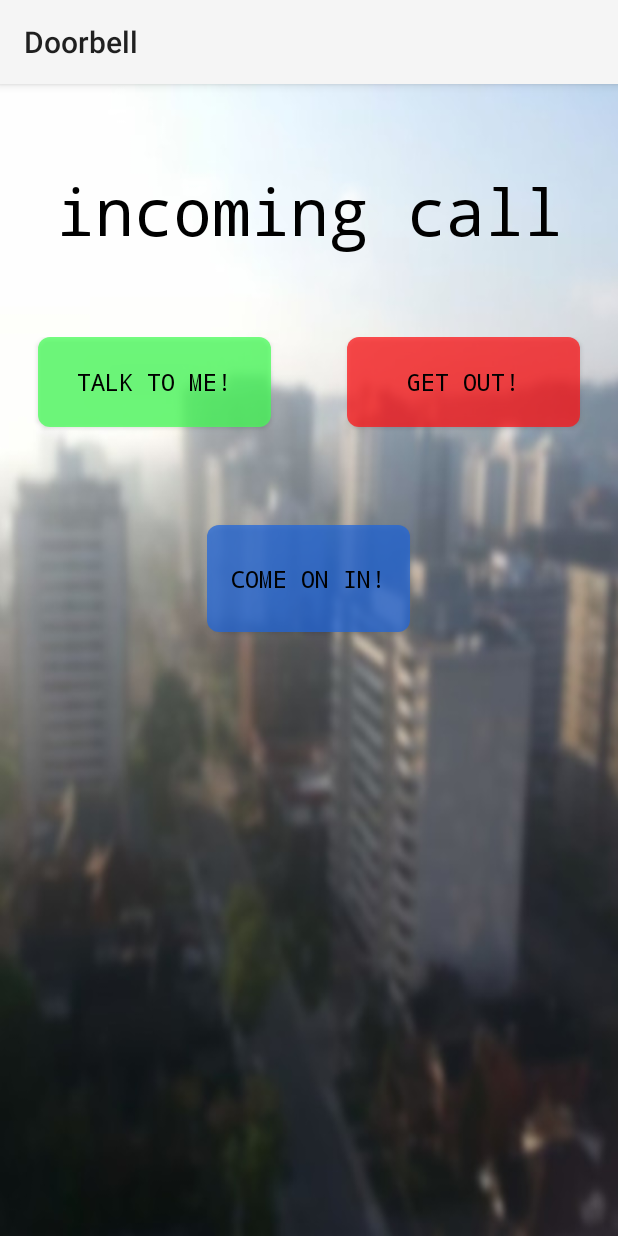
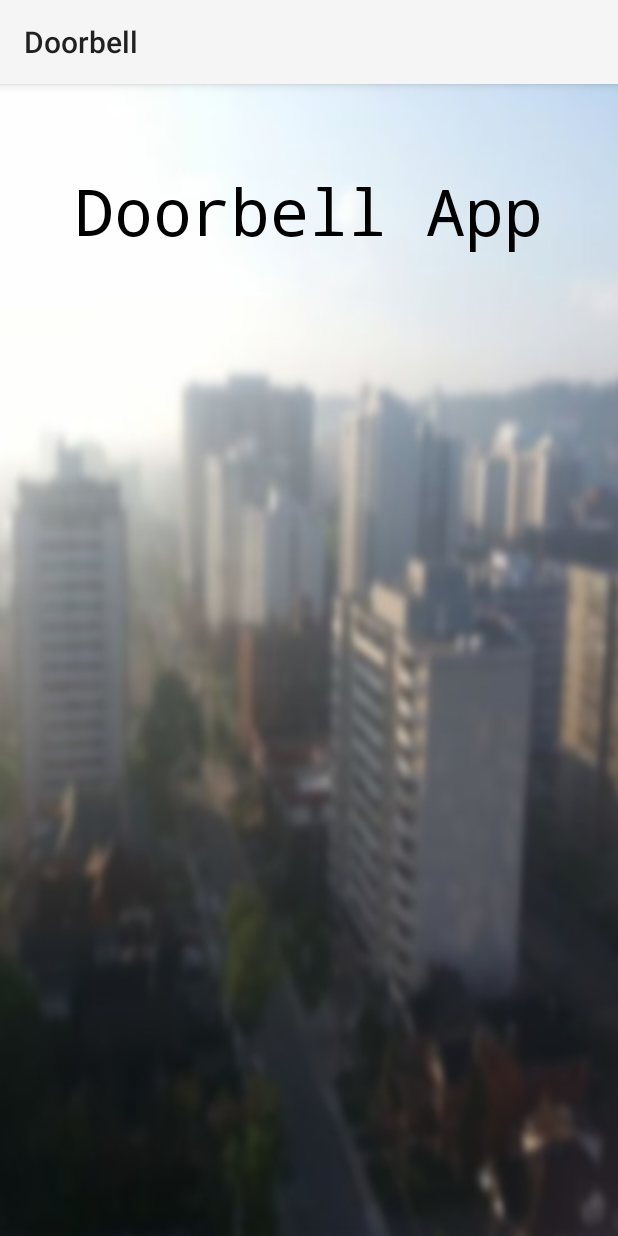
Before and after one commit to natalieperna/buzzr, an Android app: the screen it shows after launch (MainActivity), on a phone screen of 412 x 824 dp. Run offline under Robolectric (Android 15) with nearby library versions, the phone set to English and light mode, and no system bars.

Commit message:
Added new main activity, and fixed ringtone for subsequent calls.

```diff
--- a/app/src/main/AndroidManifest.xml
+++ b/app/src/main/AndroidManifest.xml
@@ -22,6 +22,9 @@
                 <category android:name="android.intent.category.LAUNCHER" />
             </intent-filter>
         </activity>
+        <activity
+            android:name="com.natalieperna.doorbell.IncomingActivity"
+            android:label="@string/app_name"></activity>
 
         <service
             android:name="com.twilio.client.TwilioClientService"
--- a/app/src/main/java/com/natalieperna/doorbell/MainActivity.java
+++ b/app/src/main/java/com/natalieperna/doorbell/MainActivity.java
@@ -1,33 +1,18 @@
 package com.natalieperna.doorbell;
 
-import android.app.Activity;
 import android.content.Intent;
 import android.os.Bundle;
-import android.view.View;
-import android.widget.Button;
 
 import com.twilio.client.Connection;
 import com.twilio.client.Device;
 
 
-public class MainActivity extends Activity implements View.OnClickListener {
-    private Phone phone;
+public class MainActivity extends PhoneActivity {
 
     @Override
     protected void onCreate(Bundle savedInstanceState) {
         super.onCreate(savedInstanceState);
         setContentView(R.layout.activity_main);
-
-        phone = new Phone(getApplicationContext());
-
-        Button disallowButton = (Button) findViewById(R.id.disallowEntryButton);
-        disallowButton.setOnClickListener(this);
-
-        Button talkButton = (Button) findViewById(R.id.talkButton);
-        talkButton.setOnClickListener(this);
-
-        Button allowButton = (Button) findViewById(R.id.allowEntryButton);
-        allowButton.setOnClickListener(this);
     }
 
     @Override
@@ -47,21 +32,9 @@ public class MainActivity extends Activity implements View.OnClickListener {
             intent.removeExtra(Device.EXTRA_DEVICE);
             intent.removeExtra(Device.EXTRA_CONNECTION);
             phone.handleIncomingConnection(device, connection);
-        }
-    }
 
-    @Override
-    public void onClick(View view) {
-        switch (view.getId()) {
-            case R.id.disallowEntryButton:
-                phone.disconnect();
-                break;
-            case R.id.talkButton:
-                phone.accept();
-                break;
-            case R.id.allowEntryButton:
-                phone.send9();
-                break;
+            this.startActivity(new Intent(this, IncomingActivity.class));
+            finish();
         }
     }
 }
--- /dev/null
+++ b/app/src/main/java/com/natalieperna/doorbell/PhoneActivity.java
@@ -0,0 +1,16 @@
+package com.natalieperna.doorbell;
+
+import android.app.Activity;
+import android.os.Bundle;
+
+public class PhoneActivity extends Activity {
+    protected static Phone phone;
+
+    @Override
+    protected void onCreate(Bundle savedInstanceState) {
+        super.onCreate(savedInstanceState);
+        if (phone == null) {
+            phone = new Phone(getApplicationContext());
+        }
+    }
+}
--- a/app/src/main/res/layout/activity_main.xml
+++ b/app/src/main/res/layout/activity_main.xml
@@ -8,71 +8,17 @@
     android:weightSum="1">
 
     <TextView
-        android:id="@+id/inc"
+        android:id="@+id/title"
         android:layout_width="fill_parent"
         android:layout_height="wrap_content"
         android:layout_gravity="center"
+        android:layout_marginBottom="55dp"
         android:layout_marginTop="55dp"
-        android:layout_marginBottom="55dp"
         android:clickable="false"
         android:gravity="center"
-        android:text="@string/incoming"
+        android:text="@string/title"
         android:textColor="#ff000000"
         android:textSize="43sp"
         android:typeface="monospace" />
 
-    <LinearLayout
-        android:layout_width="match_parent"
-        android:layout_height="wrap_content"
-        android:layout_gravity="center_horizontal"
-        android:orientation="horizontal">
-
-        <Button
-            android:id="@+id/talkButton"
-            android:layout_width="10dp"
-
-            android:layout_height="60dp"
-            android:layout_gravity="center_horizontal"
-            android:layout_marginBottom="25dp"
-            android:layout_marginLeft="25dp"
-            android:layout_marginRight="25dp"
-            android:layout_marginTop="20dp"
-            android:layout_weight="0.03"
-            android:background="@drawable/roundedbuttongreen"
-            android:text="@string/talkButtonText"
-            android:textColor="#000000"
-            android:textSize="16sp"
-            android:typeface="monospace" />
-
-        <Button
-            android:id="@+id/disallowEntryButton"
-            android:layout_width="10dp"
-            android:layout_height="60dp"
-            android:layout_gravity="center_horizontal"
-            android:layout_marginLeft="25dp"
-            android:layout_marginRight="25dp"
-            android:layout_weight="0.03"
-            android:background="@drawable/roundedbuttonred"
-            android:text="@string/disallowEntryButtonText"
-            android:textColor="#000000"
-            android:textSize="16sp"
-            android:typeface="monospace" />
-    </LinearLayout>
-
-    <Button
-        android:id="@+id/allowEntryButton"
-        android:layout_width="135dp"
-        android:layout_height="60dp"
-        android:layout_gravity="center_horizontal"
-        android:layout_marginBottom="25dp"
-        android:layout_marginLeft="25dp"
-        android:layout_marginRight="25dp"
-        android:layout_marginTop="20dp"
-        android:layout_weight="0.03"
-        android:background="@drawable/roundedbuttonblue"
-        android:text="@string/allowEntryButtonText"
-        android:textColor="#000000"
-        android:textSize="16sp"
-        android:typeface="monospace" />
-
 </LinearLayout>
--- a/app/src/main/res/values/strings.xml
+++ b/app/src/main/res/values/strings.xml
@@ -6,5 +6,6 @@
     <string name="disallowEntryButtonText">Get Out!</string>
     <string name="talkButtonText">Talk to me!</string>
     <string name="incoming">incoming call</string>
+    <string name="title">Doorbell App</string>
 
 </resources>
```
Also changed, not shown: app/src/main/java/com/natalieperna/doorbell/IncomingActivity.java (added, +70 -0 lines), app/src/main/java/com/natalieperna/doorbell/Phone.java (+17 -5 lines), app/src/main/res/layout/activity_incoming.xml (added, +78 -0 lines).
